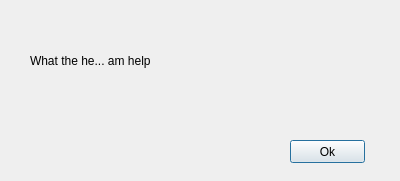
The window that ui/Help.ui (bob1ch/Hydraulic-fracturing) describes before a commit, drawn with Qt 5.
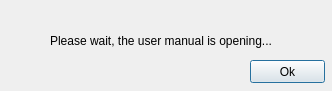
The same window after the commit.

Patch:
```diff
--- a/ui/Help.ui
+++ b/ui/Help.ui
@@ -6,8 +6,8 @@
    <rect>
     <x>0</x>
     <y>0</y>
-    <width>400</width>
-    <height>181</height>
+    <width>332</width>
+    <height>91</height>
    </rect>
   </property>
   <property name="windowTitle">
@@ -16,8 +16,8 @@
   <widget class="QPushButton" name="btnOk">
    <property name="geometry">
     <rect>
-     <x>290</x>
-     <y>140</y>
+     <x>250</x>
+     <y>60</y>
      <width>75</width>
      <height>23</height>
     </rect>
@@ -29,14 +29,14 @@
   <widget class="QLabel" name="label">
    <property name="geometry">
     <rect>
-     <x>30</x>
+     <x>50</x>
      <y>20</y>
-     <width>341</width>
-     <height>81</height>
+     <width>221</width>
+     <height>41</height>
     </rect>
    </property>
    <property name="text">
-    <string>What the he... am help</string>
+    <string>Please wait, the user manual is opening...</string>
    </property>
   </widget>
  </widget>
```
